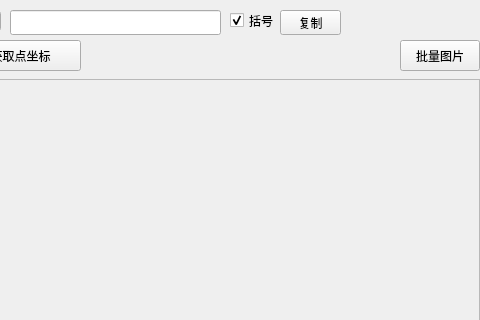
Qt form src/widget.ui (Mannix1994/PointsPicker) before a commit; both pictures show x 320 to 800 and y 0 to 320 of the 800 by 450 pixel window.
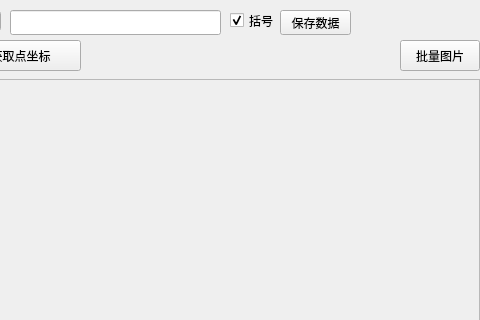
The same form after that commit.

Commit message: 增加数据保存功能，文件保存在home/dataSet.txt

```diff
--- a/src/widget.ui
+++ b/src/widget.ui
@@ -170,7 +170,7 @@
     <rect>
      <x>600</x>
      <y>10</y>
-     <width>61</width>
+     <width>71</width>
      <height>25</height>
     </rect>
    </property>
@@ -178,7 +178,7 @@
     <string>复制坐标到剪贴板</string>
    </property>
    <property name="text">
-    <string>复制</string>
+    <string>保存数据</string>
    </property>
   </widget>
   <widget class="QCheckBox" name="cbParenthesis">
```
Left out of the diff: 2 changed lines with no effect on the pictures. The commit also changes 2 other files.
